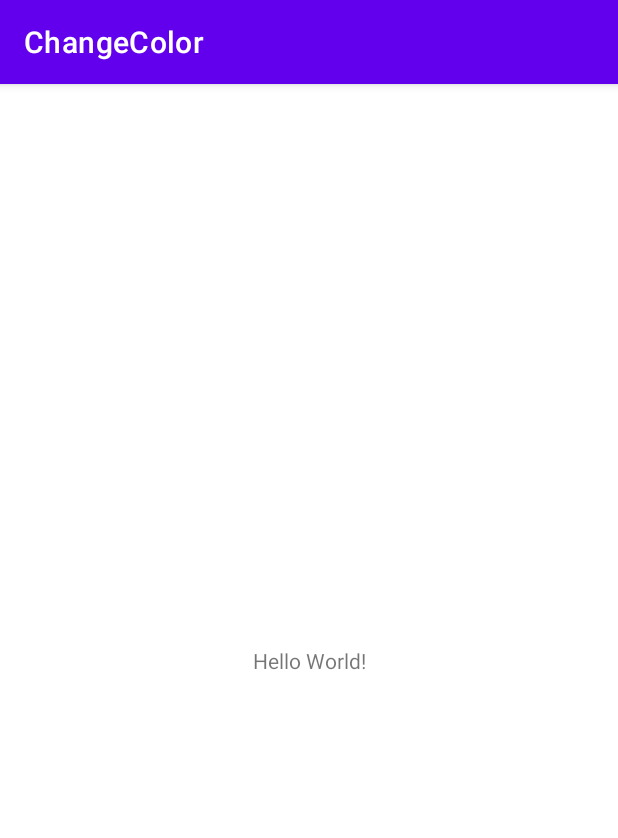
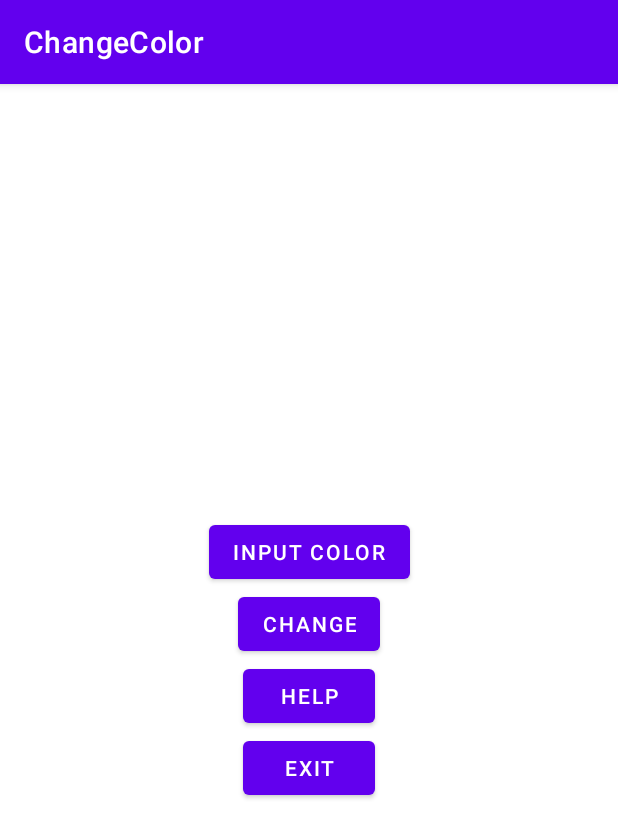
Before and after one commit to SomovMaxim/ChangeColor, an Android app: the screen it shows after launch (MainActivity), on a phone screen of 412 x 824 dp. Shown: the top 838 px of the screen. Run offline under Robolectric (Android 15) with nearby library versions, the phone set to English and light mode, and no system bars; our stand-ins replace Dagger/Hilt's generated code, data binding.

Commit message:
Created MainFragment

```diff
--- a/app/src/main/AndroidManifest.xml
+++ b/app/src/main/AndroidManifest.xml
@@ -16,6 +16,7 @@
         tools:targetApi="31">
         <activity
             android:name=".presentation.MainActivity"
+            android:excludeFromRecents="true"
             android:exported="true">
             <intent-filter>
                 <action android:name="android.intent.action.MAIN" />
--- a/app/src/main/java/com/example/changecolor/data/color/RgbColorRepository.kt
+++ b/app/src/main/java/com/example/changecolor/data/color/RgbColorRepository.kt
@@ -8,10 +8,13 @@ import com.example.changecolor.domain.RgbColor
 import dagger.hilt.android.qualifiers.ApplicationContext
 import kotlinx.coroutines.flow.Flow
 import kotlinx.coroutines.flow.map
+import javax.inject.Inject
 import javax.inject.Singleton
 
 @Singleton
-class RgbColorRepository(@ApplicationContext val context: Context) {
+class RgbColorRepository @Inject constructor(
+    @ApplicationContext val context: Context
+) {
 
     companion object {
         private const val RGB_COLOR_PREFERENCES_NAME = "rgb_color.pb"
--- a/app/src/main/java/com/example/changecolor/data/settings/PaintSettingsRepository.kt
+++ b/app/src/main/java/com/example/changecolor/data/settings/PaintSettingsRepository.kt
@@ -8,10 +8,13 @@ import com.example.changecolor.domain.PaintSettings
 import dagger.hilt.android.qualifiers.ApplicationContext
 import kotlinx.coroutines.flow.Flow
 import kotlinx.coroutines.flow.map
+import javax.inject.Inject
 import javax.inject.Singleton
 
 @Singleton
-class PaintSettingsRepository(@ApplicationContext val context: Context) {
+class PaintSettingsRepository @Inject constructor(
+    @ApplicationContext val context: Context
+) {
 
     companion object {
         private const val PAINT_SETTINGS_PREFERENCES_NAME = "paint_settings.pb"
--- /dev/null
+++ b/app/src/main/java/com/example/changecolor/presentation/main/MainFragment.kt
@@ -0,0 +1,65 @@
+package com.example.changecolor.presentation.main
+
+import android.os.Bundle
+import android.os.Process
+import androidx.fragment.app.Fragment
+import android.view.LayoutInflater
+import android.view.View
+import android.view.ViewGroup
+import androidx.fragment.app.viewModels
+import androidx.navigation.fragment.findNavController
+import com.example.changecolor.R
+import com.example.changecolor.databinding.FragmentMainBinding
+import com.example.changecolor.presentation.util.NavigationEvent
+import com.example.changecolor.presentation.util.collectOnLifecycle
+import dagger.hilt.android.AndroidEntryPoint
+
+@AndroidEntryPoint
+class MainFragment : Fragment() {
+
+    private lateinit var binding: FragmentMainBinding
+    private val viewModel: MainViewModel by viewModels()
+
+    override fun onCreateView(
+        inflater: LayoutInflater,
+        container: ViewGroup?,
+        savedInstanceState: Bundle?
+    ): View {
+        binding = FragmentMainBinding.inflate(inflater, container, false)
+        return binding.root
+    }
+
+    override fun onViewCreated(view: View, savedInstanceState: Bundle?) {
+        super.onViewCreated(view, savedInstanceState)
+        setUpOnClickListeners()
+        setUpNavigation()
+    }
+
+    private fun setUpOnClickListeners() {
+        binding.buttonInputColor.setOnClickListener { viewModel.onInputColorClicked() }
+        binding.buttonChange.setOnClickListener { viewModel.onChangeClicked() }
+        binding.buttonHelp.setOnClickListener { viewModel.onHelpClicked() }
+        binding.buttonExit.setOnClickListener { viewModel.onExitClicked() }
+    }
+
+    private fun setUpNavigation() = collectOnLifecycle(viewModel.events) { event ->
+        when (event) {
+            NavigationEvent.InputColor -> navigateToInputColorFragment()
+            NavigationEvent.Help -> navigateToHelpFragment()
+            NavigationEvent.Exit -> requireActivity().finish()
+        }
+    }
+
+    private fun navigateToInputColorFragment() {
+        if (findNavController().currentDestination?.id == R.id.mainFragment) {
+//            findNavController().navigate(R.id.action_mainFragment_to_reverseDialogFragment)
+        }
+    }
+
+    private fun navigateToHelpFragment() {
+        if (findNavController().currentDestination?.id == R.id.mainFragment) {
+//            findNavController().navigate(R.id.action_mainFragment_to_aboutFragment)
+        }
+    }
+
+}
--- /dev/null
+++ b/app/src/main/java/com/example/changecolor/presentation/main/MainViewModel.kt
@@ -0,0 +1,30 @@
+package com.example.changecolor.presentation.main
+
+import androidx.lifecycle.ViewModel
+import com.example.changecolor.data.color.RgbColorRepository
+import com.example.changecolor.data.settings.PaintSettingsRepository
+import com.example.changecolor.presentation.util.NavigationEvent
+import dagger.hilt.android.lifecycle.HiltViewModel
+import kotlinx.coroutines.channels.Channel
+import kotlinx.coroutines.flow.receiveAsFlow
+import javax.inject.Inject
+
+@HiltViewModel
+class MainViewModel @Inject constructor(
+    private val colorRepository: RgbColorRepository,
+    private val settingsRepository: PaintSettingsRepository
+) : ViewModel() {
+
+    private val _events = Channel<NavigationEvent>(Channel.UNLIMITED)
+    val events = _events.receiveAsFlow()
+
+    fun onInputColorClicked() = _events.trySend(NavigationEvent.InputColor)
+
+    fun onChangeClicked() {
+
+    }
+
+    fun onHelpClicked() = _events.trySend(NavigationEvent.Help)
+
+    fun onExitClicked() = _events.trySend(NavigationEvent.Exit)
+}
--- /dev/null
+++ b/app/src/main/java/com/example/changecolor/presentation/util/Extensions.kt
@@ -0,0 +1,24 @@
+package com.example.changecolor.presentation.util
+
+import androidx.fragment.app.Fragment
+import androidx.lifecycle.Lifecycle
+import androidx.lifecycle.lifecycleScope
+import androidx.lifecycle.repeatOnLifecycle
+import kotlinx.coroutines.flow.Flow
+import kotlinx.coroutines.launch
+
+/**
+ * Subscribe on [flow] when [Fragment] is in RESUMED state.
+ * Perform [onEach] on every emitted value.
+ */
+fun <T> Fragment.collectOnLifecycle(
+    flow: Flow<T>,
+    targetState: Lifecycle.State = Lifecycle.State.RESUMED,
+    onEach: (T) -> Unit
+) {
+    lifecycleScope.launch {
+        repeatOnLifecycle(targetState) {
+            flow.collect { onEach(it) }
+        }
+    }
+}
--- /dev/null
+++ b/app/src/main/java/com/example/changecolor/presentation/util/NavigationEvent.kt
@@ -0,0 +1,7 @@
+package com.example.changecolor.presentation.util
+
+sealed class NavigationEvent {
+    object InputColor : NavigationEvent()
+    object Help : NavigationEvent()
+    object Exit : NavigationEvent()
+}
--- a/app/src/main/res/layout/activity_main.xml
+++ b/app/src/main/res/layout/activity_main.xml
@@ -1,18 +1,21 @@
 <?xml version="1.0" encoding="utf-8"?>
 <androidx.constraintlayout.widget.ConstraintLayout xmlns:android="http://schemas.android.com/apk/res/android"
     xmlns:app="http://schemas.android.com/apk/res-auto"
-    xmlns:tools="http://schemas.android.com/tools"
+    android:id="@+id/layout_container"
     android:layout_width="match_parent"
     android:layout_height="match_parent"
-    tools:context=".presentation.MainActivity">
+    android:animateLayoutChanges="true">
 
-    <TextView
-        android:layout_width="wrap_content"
-        android:layout_height="wrap_content"
-        android:text="Hello World!"
+    <androidx.fragment.app.FragmentContainerView
+        android:id="@+id/fragment_container"
+        android:name="androidx.navigation.fragment.NavHostFragment"
+        android:layout_width="0dp"
+        android:layout_height="0dp"
+        app:defaultNavHost="true"
         app:layout_constraintBottom_toBottomOf="parent"
-        app:layout_constraintEnd_toEndOf="parent"
-        app:layout_constraintStart_toStartOf="parent"
-        app:layout_constraintTop_toTopOf="parent" />
+        app:layout_constraintLeft_toLeftOf="parent"
+        app:layout_constraintRight_toRightOf="parent"
+        app:layout_constraintTop_toTopOf="parent"
+        app:navGraph="@navigation/app_navigation" />
 
 </androidx.constraintlayout.widget.ConstraintLayout>
--- /dev/null
+++ b/app/src/main/res/layout/fragment_main.xml
@@ -0,0 +1,74 @@
+<?xml version="1.0" encoding="utf-8"?>
+<layout xmlns:android="http://schemas.android.com/apk/res/android"
+    xmlns:app="http://schemas.android.com/apk/res-auto"
+    xmlns:tools="http://schemas.android.com/tools">
+
+    <androidx.constraintlayout.widget.ConstraintLayout
+        android:layout_width="match_parent"
+        android:layout_height="match_parent"
+        tools:context=".presentation.MainFragment">
+
+        <androidx.appcompat.widget.LinearLayoutCompat
+            android:id="@+id/layout_left"
+            android:layout_width="0dp"
+            android:layout_height="match_parent"
+            app:layout_constraintBottom_toBottomOf="parent"
+            app:layout_constraintEnd_toStartOf="@id/layout_right"
+            app:layout_constraintStart_toStartOf="parent"
+            app:layout_constraintTop_toTopOf="parent" />
+
+        <androidx.appcompat.widget.LinearLayoutCompat
+            android:id="@+id/layout_right"
+            android:layout_width="0dp"
+            android:layout_height="match_parent"
+            app:layout_constraintBottom_toBottomOf="parent"
+            app:layout_constraintStart_toEndOf="@id/layout_left"
+            app:layout_constraintEnd_toEndOf="parent"
+            app:layout_constraintTop_toTopOf="parent" />
+
+        <com.google.android.material.button.MaterialButton
+            android:id="@+id/button_input_color"
+            android:layout_width="wrap_content"
+            android:layout_height="wrap_content"
+            android:text="@string/input_color"
+            app:layout_constraintBottom_toTopOf="@id/button_change"
+            app:layout_constraintEnd_toEndOf="parent"
+            app:layout_constraintHorizontal_bias="0.5"
+            app:layout_constraintStart_toStartOf="parent"
+            app:layout_constraintTop_toTopOf="parent"
+            app:layout_constraintVertical_chainStyle="packed" />
+
+        <com.google.android.material.button.MaterialButton
+            android:id="@+id/button_change"
+            android:layout_width="wrap_content"
+            android:layout_height="wrap_content"
+            android:text="@string/change"
+            app:layout_constraintBottom_toTopOf="@id/button_help"
+            app:layout_constraintEnd_toEndOf="parent"
+            app:layout_constraintHorizontal_bias="0.5"
+            app:layout_constraintStart_toStartOf="parent"
+            app:layout_constraintTop_toBottomOf="@id/button_input_color" />
+
+        <com.google.android.material.button.MaterialButton
+            android:id="@+id/button_help"
+            android:layout_width="wrap_content"
+            android:layout_height="wrap_content"
+            android:text="@string/help"
+            app:layout_constraintBottom_toTopOf="@id/button_exit"
+            app:layout_constraintEnd_toEndOf="parent"
+            app:layout_constraintHorizontal_bias="0.5"
+            app:layout_constraintStart_toStartOf="parent"
+            app:layout_constraintTop_toBottomOf="@id/button_change" />
+
+        <com.google.android.material.button.MaterialButton
+            android:id="@+id/button_exit"
+            android:layout_width="wrap_content"
+            android:layout_height="wrap_content"
+            android:text="@string/exit"
+            app:layout_constraintBottom_toBottomOf="parent"
+            app:layout_constraintEnd_toEndOf="parent"
+            app:layout_constraintHorizontal_bias="0.5"
+            app:layout_constraintStart_toStartOf="parent"
+            app:layout_constraintTop_toBottomOf="@id/button_help" />
+    </androidx.constraintlayout.widget.ConstraintLayout>
+</layout>
--- /dev/null
+++ b/app/src/main/res/navigation/app_navigation.xml
@@ -0,0 +1,13 @@
+<?xml version="1.0" encoding="utf-8"?>
+<navigation xmlns:android="http://schemas.android.com/apk/res/android"
+    xmlns:app="http://schemas.android.com/apk/res-auto"
+    xmlns:tools="http://schemas.android.com/tools"
+    android:id="@+id/app_navigation"
+    app:startDestination="@id/mainFragment">
+
+    <fragment
+        android:id="@+id/mainFragment"
+        android:name="com.example.changecolor.presentation.main.MainFragment"
+        android:label="MainFragment"
+        tools:layout="@layout/fragment_main" />
+</navigation>
--- a/app/src/main/res/values/strings.xml
+++ b/app/src/main/res/values/strings.xml
@@ -1,3 +1,11 @@
 <resources>
     <string name="app_name">ChangeColor</string>
+    <string name="input_color">Input color</string>
+    <string name="change">Change</string>
+    <string name="help">Help</string>
+    <string name="exit">Exit</string>
+    <string name="red">Red</string>
+    <string name="green">Green</string>
+    <string name="blue">Blue</string>
+    <string name="color_input_hint">0 – 255</string>
 </resources>
```
